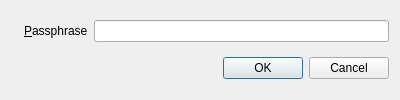
First picture: the form in Version 1.x/UI/dpassphrasePrompt.ui, repository textbrowser/dooble, before the edit.
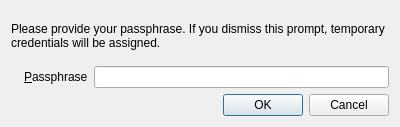
Second picture: the form after the edit.

Commit message: New label on passphrase dialog.

Diff of the .ui file:
```diff
--- a/Version 1.x/UI/dpassphrasePrompt.ui
+++ b/Version 1.x/UI/dpassphrasePrompt.ui
@@ -7,13 +7,29 @@
     <x>0</x>
     <y>0</y>
     <width>400</width>
-    <height>100</height>
+    <height>127</height>
    </rect>
   </property>
   <property name="windowTitle">
    <string>Dooble Web Browser</string>
   </property>
   <layout class="QVBoxLayout" name="verticalLayout">
+   <item>
+    <widget class="QLabel" name="information_label">
+     <property name="sizePolicy">
+      <sizepolicy hsizetype="Preferred" vsizetype="MinimumExpanding">
+       <horstretch>0</horstretch>
+       <verstretch>0</verstretch>
+      </sizepolicy>
+     </property>
+     <property name="text">
+      <string>Please provide your passphrase. If you dismiss this prompt, temporary credentials will be assigned.</string>
+     </property>
+     <property name="wordWrap">
+      <bool>true</bool>
+     </property>
+    </widget>
+   </item>
    <item>
     <layout class="QHBoxLayout" name="horizontalLayout">
      <item>
```
Left out of the diff: 2 changed lines with no effect on the pictures. The commit also changes 2 other files.
